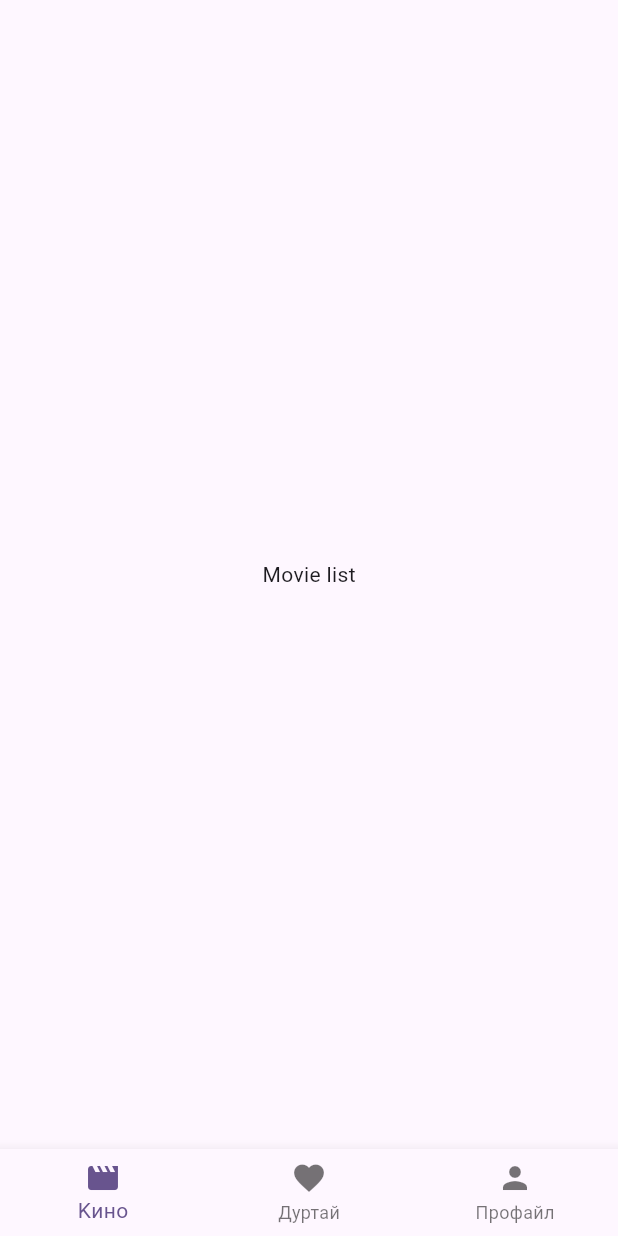
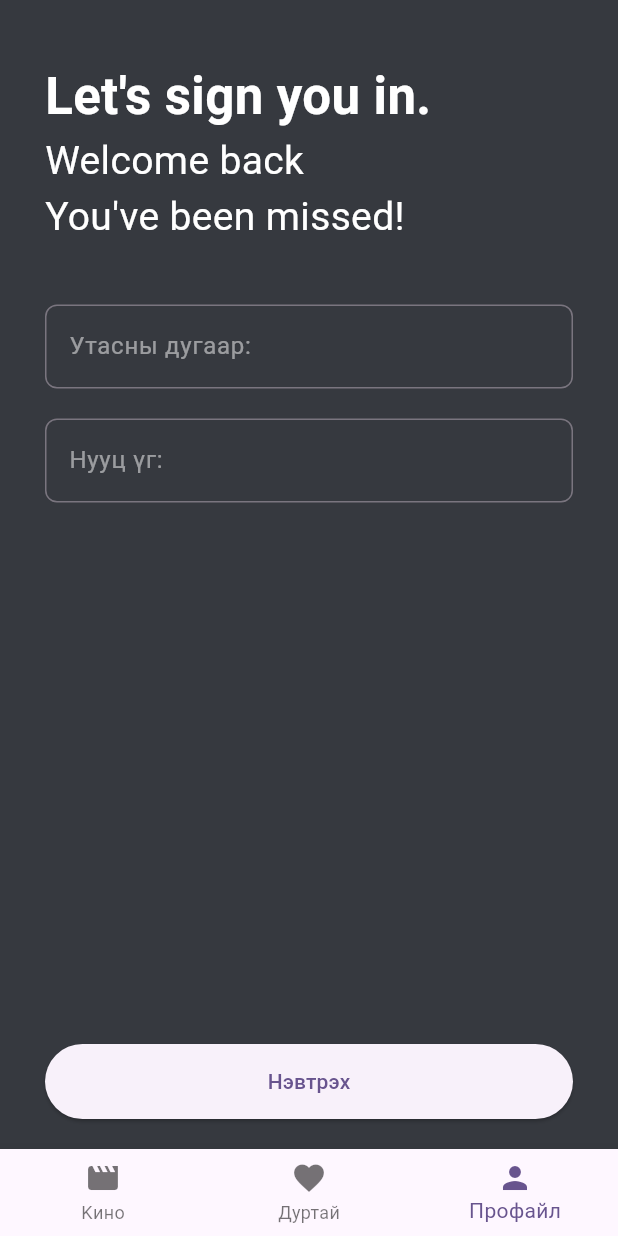
Before and after one commit to Nomio16/Movie, a Flutter app: the screen it shows after launch, on a phone screen of 412 x 824 dp. Run offline on Flutter 3.47's test engine with Material 3 defaults, Android fonts, the phone set to English and light mode, and no system bars.

Commit message:
login page ui

```diff
--- a/lib/screens/home.dart
+++ b/lib/screens/home.dart
@@ -11,8 +11,8 @@ class HomePage extends StatefulWidget {
 }
 
 class _HomePageState extends State<HomePage> {
-  int _currentIndex = 0;
-  final List<Widget> _totalPage = [MoviesPage(), ProfilePage(), WishListPage()];
+  int _currentIndex = 2;
+  final List<Widget> _totalPage = [MoviesPage(), WishListPage(),ProfilePage()];
   void _setCurrentIndex(int val){
     setState(() {
       _currentIndex = val;
@@ -22,7 +22,8 @@ class _HomePageState extends State<HomePage> {
   @override
   Widget build(BuildContext context) {
     return Scaffold(
-      body: _totalPage[_currentIndex],
+      backgroundColor: Color(0xff36393f),
+      body:SafeArea(child: _totalPage[_currentIndex],),
       bottomNavigationBar: BottomNavigationBar(
         currentIndex: _currentIndex,
         onTap: _setCurrentIndex ,
--- /dev/null
+++ b/lib/screens/login.dart
@@ -0,0 +1,113 @@
+import 'dart:math';
+
+import 'package:flutter/material.dart';
+
+class LoginPage extends StatefulWidget {
+  const LoginPage({super.key});
+
+  @override
+  State<LoginPage> createState() => _LoginPageState();
+}
+
+class _LoginPageState extends State<LoginPage> {
+  @override
+  final _formKey = GlobalKey<FormState>();
+  final _phoneController = TextEditingController();
+  final _passController = TextEditingController();
+
+  void _OnSubmit(){
+    if(_formKey.currentState!.validate()){
+      print("Амжилттай нэвтэрлээ");
+    }
+  }
+
+  Widget build(BuildContext context) {
+    return Padding(
+      padding: EdgeInsets.symmetric(horizontal: 30, vertical: 20),
+      child: Form(
+        key: _formKey,
+        child: Column(
+        mainAxisAlignment: MainAxisAlignment.spaceBetween,
+        children: [
+          Column(
+            crossAxisAlignment: CrossAxisAlignment.start,
+            children: [
+              SizedBox(height: 20,),
+              Text( "Let's sign you in.", style:TextStyle(
+                fontSize: 34,
+                fontWeight: FontWeight.bold ,
+                color: Colors.white
+              )),
+              Text("Welcome back",style:TextStyle(
+                fontSize: 26,
+                color: Colors.white
+              )),
+              Text("You've been missed!",style:TextStyle(
+                fontSize: 26,
+                color: Colors.white
+              )),
+              SizedBox(height: 40,),
+              TextFormField(
+                controller: _phoneController,
+                validator: (value) {
+                  if(value ==null ||value.isEmpty){
+                    return "Утасны дугаараа оруулна уу";
+                  }
+                  return null;
+                },
+                decoration: InputDecoration(
+                  border: OutlineInputBorder(
+                     borderRadius: BorderRadius.circular(8),
+                     borderSide: BorderSide(
+                      color: Colors.white.withOpacity(0.5),
+                      width: 1.0
+                     ),
+                  ),
+                  labelStyle: TextStyle(
+                    color: Colors.white.withOpacity(0.5)
+                  ),
+                  label: Text("Утасны дугаар:"),
+
+                ),
+                style: TextStyle(
+                  color: Colors.white ),
+              ),
+              SizedBox(height: 20,),
+              TextFormField(
+                controller: _passController,
+                validator: (value) {
+                  if(value ==null ||value.isEmpty){
+                    return "Нууц үгээ оруулна уу";
+                  }
+                  return null;
+                },
+                decoration: InputDecoration(
+                  border: OutlineInputBorder(
+                     borderRadius: BorderRadius.circular(8),
+                     borderSide: BorderSide(
+                      color: Colors.white.withOpacity(0.5),
+                      width: 1.0
+                     ),
+                  ),
+                  labelStyle: TextStyle(
+                    color: Colors.white.withOpacity(0.5)
+                  ),
+                  label: Text("Нууц үг:")
+                ),
+                style: TextStyle(
+                  color: Colors.white ),
+              )
+            ],
+          ),
+          SizedBox(
+            width: double.infinity,
+            height: 50,
+            child:ElevatedButton(
+            onPressed: _OnSubmit,
+            child:Text("Нэвтрэх"))
+          )
+        ],
+      ),)
+    );
+  }
+}
--- a/lib/screens/profile.dart
+++ b/lib/screens/profile.dart
@@ -1,4 +1,5 @@
 import 'package:flutter/material.dart';
+import 'package:movie/screens/login.dart';
 
 class ProfilePage extends StatefulWidget {
   const ProfilePage({super.key});
@@ -11,7 +12,7 @@ class _ProfilePageState extends State<ProfilePage> {
   @override
   Widget build(BuildContext context) {
     return Center(
-      child: Text("Profile page"),
+      child: LoginPage(),
     );
   }
 }
--- a/pubspec.yaml
+++ b/pubspec.yaml
@@ -29,7 +29,7 @@ flutter:
 
 
   assets:
-    - assets/movies.json
+    - assets/movie.json
   #   - images/a_dot_ham.jpeg
 
   # An image asset can refer to one or more resolution-specific "variants", see
```
